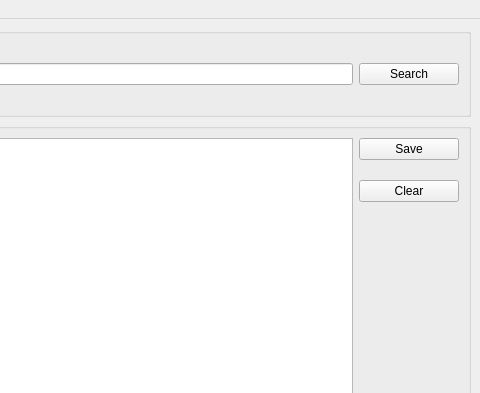
This is mainwindow.ui in ramzy2000/GematriaTracker as Qt 5 draws it before an edit; both pictures show x 320 to 800 and y 0 to 393 of the 800 by 600 pixel window. The edited form follows.
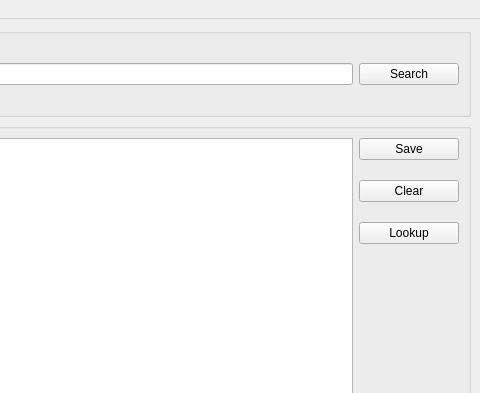
This is the edited form.

Commit message:
Lookup Button
Add lookup button that will search a selected word on Merriam Webster.

What changed in the file:
```diff
--- a/mainwindow.ui
+++ b/mainwindow.ui
@@ -121,6 +121,13 @@
              </property>
             </widget>
            </item>
+           <item>
+            <widget class="QPushButton" name="lookupButton">
+             <property name="text">
+              <string>Lookup</string>
+             </property>
+            </widget>
+           </item>
            <item>
             <spacer name="verticalSpacer">
              <property name="orientation">
```
Left out of the diff: 2 changed lines with no effect on the pictures. The commit also changes 2 other files.
